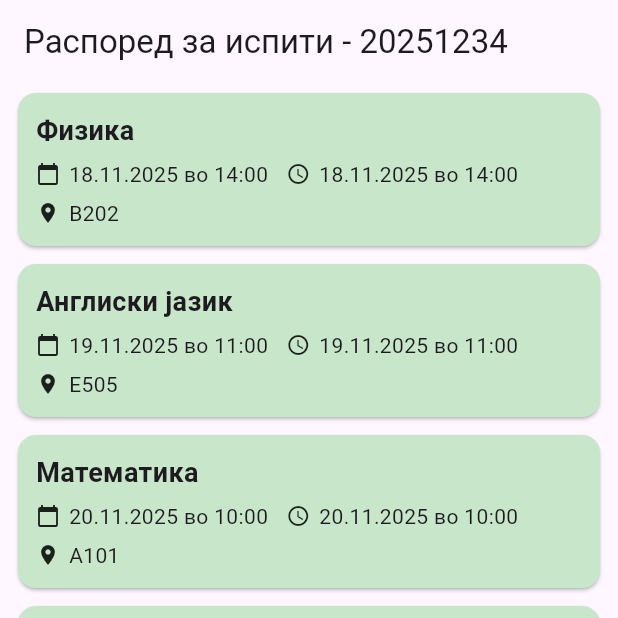
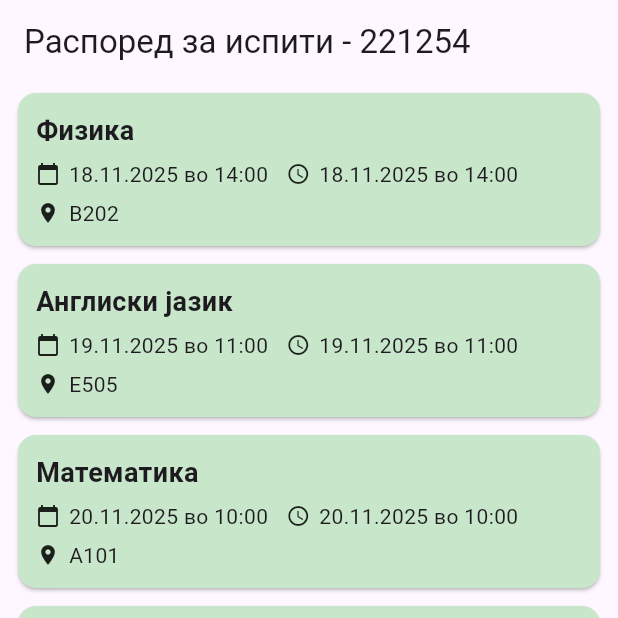
Before and after one commit to AleksIgnatova/MISLab1, a Flutter app: the screen it shows after launch, on a phone screen of 412 x 824 dp, the top half of it. Run offline on Flutter 3.47's test engine with Material 3 defaults, Android fonts, the phone set to English and light mode, and no system bars.

Commit message:
add index

```diff
--- a/lib/main.dart
+++ b/lib/main.dart
@@ -1,5 +1,5 @@
 import 'package:flutter/material.dart';
-import 'screens/exam_list_screen.dart'; // <- увоз на листата на испити
+import 'screens/exam_list_screen.dart';
 
 void main() {
   runApp(const MyApp());
@@ -17,8 +17,7 @@ class MyApp extends StatelessWidget {
         useMaterial3: true,
       ),
       debugShowCheckedModeBanner: false,
-      // Сега стартуваш директно на екран со листа на испити
-      home: ExamListScreen(studentIndex: '20251234'),
+      home: ExamListScreen(studentIndex: '221254'),
     );
   }
 }
```
